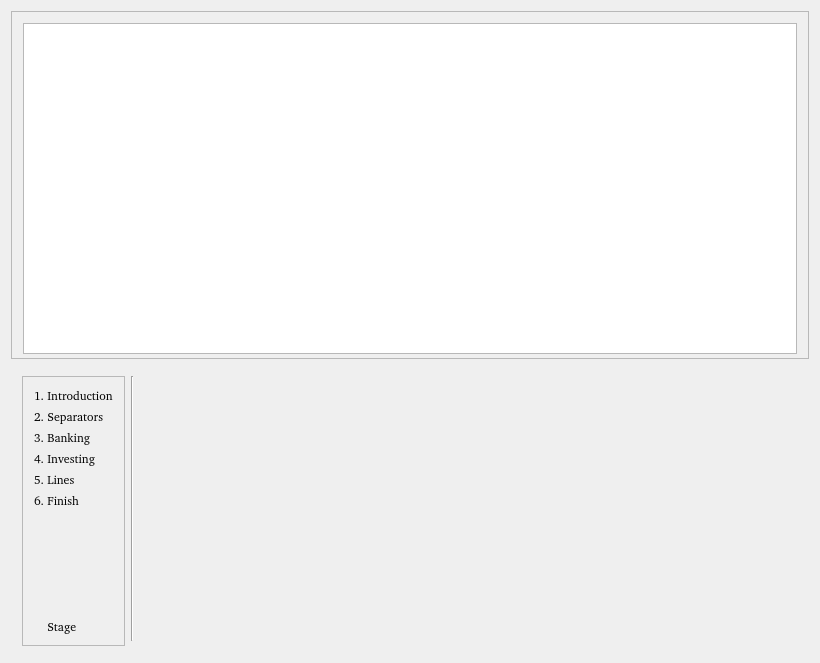
Qt form kmymoney/plugins/csvimport/csvdialog.ui (KDE/kmymoney) before a commit.
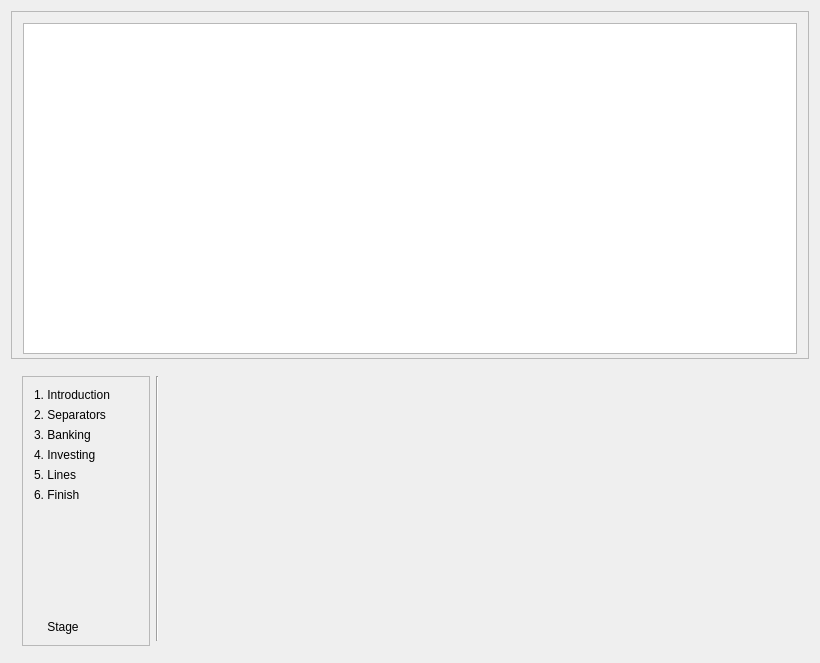
The same form after that commit.

Commit message:
Fix CSV importer UI label clipping, and make several minor adjustments to layout sizing to improve appearance. Fix investment page column 0 not shrinking when data content is narrower.
BUG:329338

```diff
--- a/kmymoney/plugins/csvimport/csvdialog.ui
+++ b/kmymoney/plugins/csvimport/csvdialog.ui
@@ -17,9 +17,7 @@
    </size>
   </property>
   <property name="font">
-   <font>
-    <family></family>
-   </font>
+   <font/>
   </property>
   <property name="windowTitle">
    <string>CSV Import Wizard</string>
@@ -134,18 +132,18 @@
        </property>
        <layout class="QGridLayout" name="gridLayout">
         <item row="0" column="0">
-         <layout class="QHBoxLayout" name="horizontalLayout" stretch="20,3,150">
+         <layout class="QHBoxLayout" name="horizontalLayout" stretch="30,3,150">
           <item>
            <widget class="QFrame" name="frame_stage">
             <property name="minimumSize">
              <size>
-              <width>0</width>
+              <width>115</width>
               <height>270</height>
              </size>
             </property>
             <property name="maximumSize">
              <size>
-              <width>120</width>
+              <width>200</width>
               <height>270</height>
              </size>
             </property>
@@ -160,6 +158,12 @@
               <layout class="QVBoxLayout" name="verticalLayout_stage">
                <item>
                 <widget class="QLabel" name="label_intro">
+                 <property name="minimumSize">
+                  <size>
+                   <width>110</width>
+                   <height>0</height>
+                  </size>
+                 </property>
                  <property name="text">
                   <string comment="Noun, the intoduction." extracomment="Noun, the intoduction.">1. Introduction</string>
                  </property>
@@ -167,6 +171,12 @@
                </item>
                <item>
                 <widget class="QLabel" name="label_separator">
+                 <property name="minimumSize">
+                  <size>
+                   <width>110</width>
+                   <height>0</height>
+                  </size>
+                 </property>
                  <property name="text">
                   <string>2. Separators</string>
                  </property>
```
Left out of the diff: 2 changed lines with no effect on the pictures. The commit also changes 5 other files.
